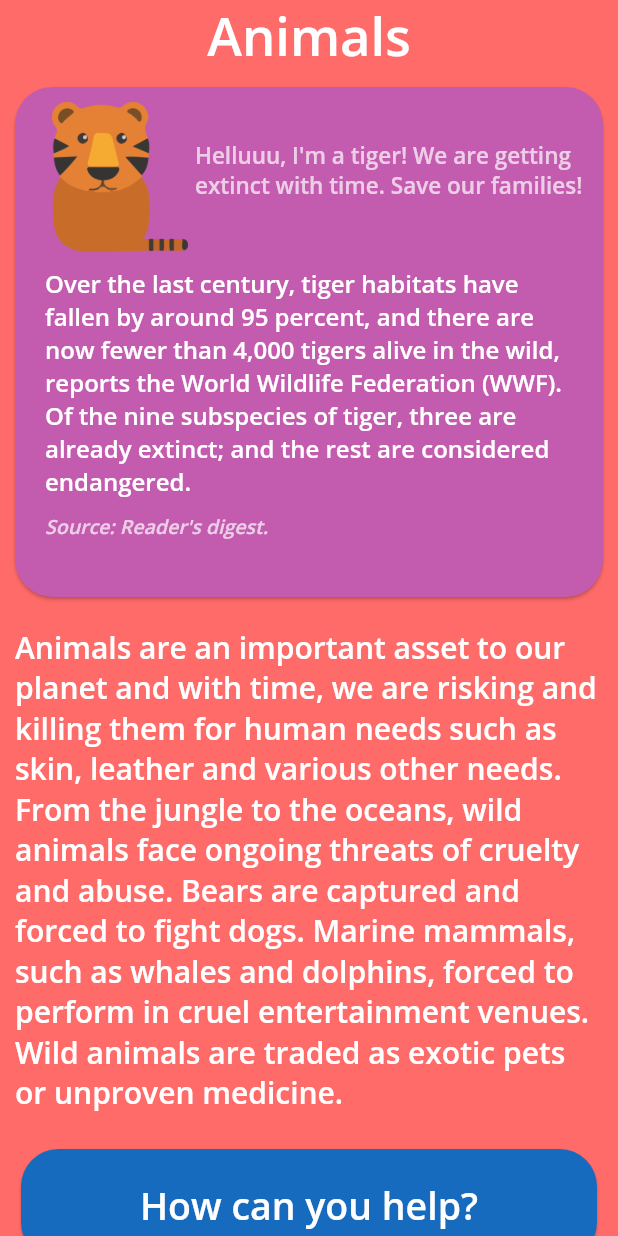
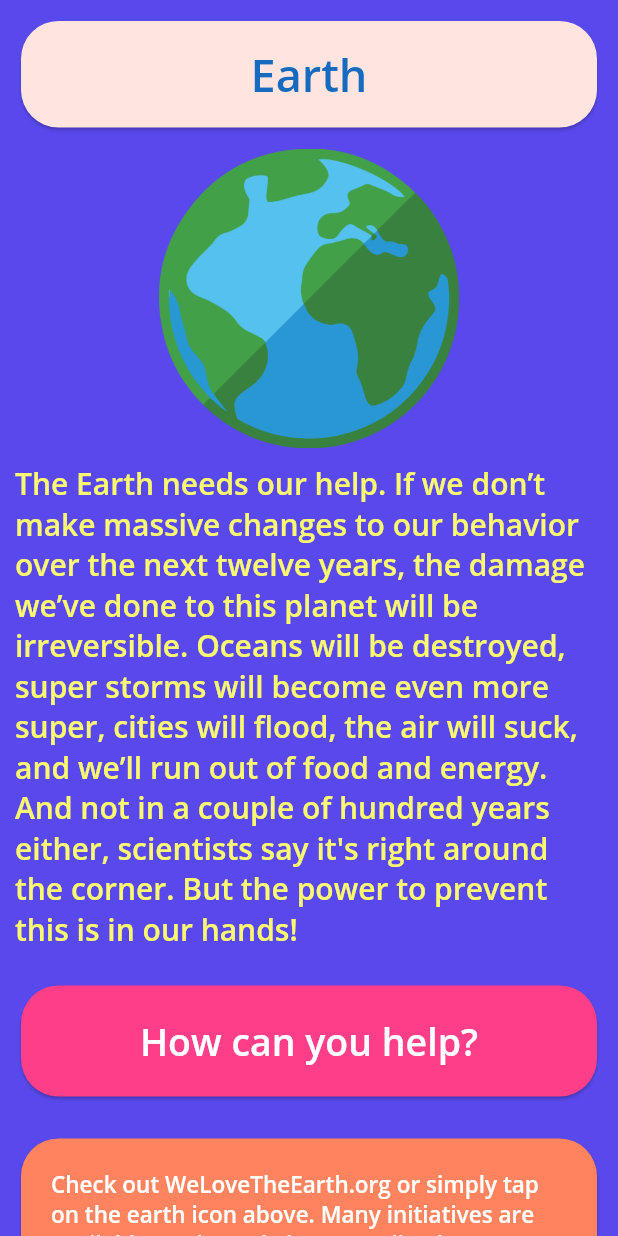
Before and after one commit to ameysunu/envirapp, a Flutter app: the screen it shows after launch, after a tap on "Earth", on a phone screen of 412 x 824 dp. Run offline on Flutter 3.47's test engine with Material 2 defaults, Android fonts, the phone set to English and light mode, and no system bars; our stand-ins replace hexcolor.

Commit message:
earth added

```diff
--- a/lib/earth.dart
+++ b/lib/earth.dart
@@ -1,5 +1,6 @@
 import 'package:flutter/material.dart';
 import 'package:hexcolor/hexcolor.dart';
+import 'package:url_launcher/url_launcher.dart';
 
 class Earth extends StatefulWidget {
   @override
@@ -12,92 +13,58 @@ class _EarthState extends State<Earth> {
     return MaterialApp(
       debugShowCheckedModeBanner: false,
       home: Scaffold(
-        backgroundColor: Hexcolor("#FF6B69"),
+        backgroundColor: Hexcolor("#5949EC"),
         body: SingleChildScrollView(
           child: SafeArea(
             child: Column(
               children: <Widget>[
-                Center(
-                  child: Container(
-                    child: Text(
-                      "Animals",
-                      style: TextStyle(
-                          color: Hexcolor("#FFFFFF"),
-                          fontFamily: 'OpenSans',
-                          fontSize: 35.0),
-                    ),
-                  ),
-                ),
-                Card(
-                  color: Hexcolor('#C35CAF'),
+                Padding(
+                  padding: const EdgeInsets.all(10.0),
+                  child: Card(
+                    color: Hexcolor('#FFE4DF'),
                     shape: RoundedRectangleBorder(
                       borderRadius: BorderRadius.vertical(
                         top: Radius.circular(25.0),
                         bottom: Radius.circular(25.0),
                       ),
                     ),
-                  margin:
-                      EdgeInsets.symmetric(vertical: 10.0, horizontal: 10.0),
-                  child: SizedBox(
-                    height: 340.0,
-                    width: double.infinity,
-                    child: Container(
-                      child: Column(
-                        crossAxisAlignment: CrossAxisAlignment.start,
-                        children: <Widget>[
-                          Row(
-                            children: <Widget>[
-                              Padding(
-                                padding: EdgeInsets.fromLTRB(20, 10, 0, 0),
-                                child: SizedBox(
-                                  height: 100,
-                                  width: 100,
-                                  child: Image.asset("images/animals.png"),
+                    child: Padding(
+                      padding: const EdgeInsets.all(15.0),
+                      child: Center(
+                        child: Text(
+                          "Earth",
+                          style: TextStyle(
+                            fontFamily: 'OpenSans',
+                            color: Hexcolor('#176BBF'),
+                            fontSize: 30,
                           ),
                         ),
-                              Text(
-                                "Helluuu, I'm a tiger! We are getting\nextinct with time. Save our families!",
-                                style: TextStyle(
-                                  fontFamily: 'OpenSans',
-                                  fontSize: 15,
-                                  color: Colors.white70,
                       ),
                     ),
-                            ],
-                          ),
-                          Padding(
-                            padding: EdgeInsets.fromLTRB(20, 10, 20, 0),
-                            child: Text(
-                              'Over the last century, tiger habitats have fallen by around 95 percent, and there are now fewer than 4,000 tigers alive in the wild, reports the World Wildlife Federation (WWF). Of the nine subspecies of tiger, three are already extinct; and the rest are considered endangered.',
-                              style: TextStyle(
-                                  fontFamily: 'OpenSans',
-                                  fontSize: 16,
-                                  color: Colors.white),
                   ),
                 ),
-                          Padding(
-                            padding: EdgeInsets.fromLTRB(20, 10, 0, 0),
-                            child: Text(
-                              'Source: Reader\'s digest.',
-                              style: TextStyle(
-                                  fontFamily: 'OpenSans',
-                                  fontStyle: FontStyle.italic,
-                                  fontSize: 13.0,
-                                  color: Colors.white70),
-                            ),
-                          ),
-                        ],
-                      ),
-                    ),
+                SizedBox(
+                  height: 200,
+                  width: 200,
+                  child: InkWell(
+                    child: Image.asset("images/earth.png"),
+                    onTap: () async {
+                      const url = 'https://www.welovetheearth.org';
+                      if (await canLaunch(url)) {
+                        await launch(url);
+                      } else {
+                        throw 'Could not launch $url';
+                      }
+                    },
                   ),
                 ),
                 Padding(
                   padding: const EdgeInsets.all(10.0),
                   child: Text(
-                    "Animals are an important asset to our planet and with time, we are risking and killing them for human needs such as skin, leather and various other needs. From the jungle to the oceans, wild animals face ongoing threats of cruelty and abuse. Bears are captured and forced to fight dogs. Marine mammals, such as whales and dolphins, forced to perform in cruel entertainment venues. Wild animals are traded as exotic pets or unproven medicine.",
+                    "The Earth needs our help. If we don’t make massive changes to our behavior over the next twelve years, the damage we’ve done to this planet will be irreversible. Oceans will be destroyed, super storms will become even more super, cities will flood, the air will suck, and we’ll run out of food and energy. And not in a couple of hundred years either, scientists say it's right around the corner. But the power to prevent this is in our hands!",
                     style: TextStyle(
                       fontFamily: 'OpenSans',
-                      color: Colors.white,
+                      color: Hexcolor('#F9F871'),
                       fontSize: 20,
                     ),
                   ),
@@ -105,7 +72,7 @@ class _EarthState extends State<Earth> {
                 Padding(
                   padding: const EdgeInsets.all(10.0),
                   child: Card(
-                    color: Hexcolor('#176BBF'),
+                    color: Hexcolor('#FF3E8A'),
                     shape: RoundedRectangleBorder(
                       borderRadius: BorderRadius.vertical(
                         top: Radius.circular(25.0),
@@ -130,7 +97,7 @@ class _EarthState extends State<Earth> {
                 Padding(
                   padding: const EdgeInsets.all(10.0),
                   child: Card(
-                    color: Hexcolor('#FFE4DF'),
+                    color: Hexcolor('#FF835E'),
                     shape: RoundedRectangleBorder(
                       borderRadius: BorderRadius.vertical(
                         top: Radius.circular(25.0),
@@ -140,11 +107,11 @@ class _EarthState extends State<Earth> {
                     child: Padding(
                       padding: const EdgeInsets.all(20.0),
                       child: Text(
-                        "By supporting organizations like PETA, WWF and World Animal Protection, you are not just helping to change one life, but many more. Animals belong to their habitats just like humans belong to theirs. Let's not invade their space and also by donating, you are supporting the cause.",
+                        "Check out WeLoveTheEarth.org or simply tap on the earth icon above. Many initiatives are available on the website, regarding how you can make planet earth a better place.",
                         style: TextStyle(
                           fontFamily: 'OpenSans',
                           fontSize: 15,
-                          color: Hexcolor('#176BBF'),
+                          color: Hexcolor('#FFFFFF'),
                         ),
                       ),
                     ),
```
Lines whose indentation alone changed are shown as unchanged.
